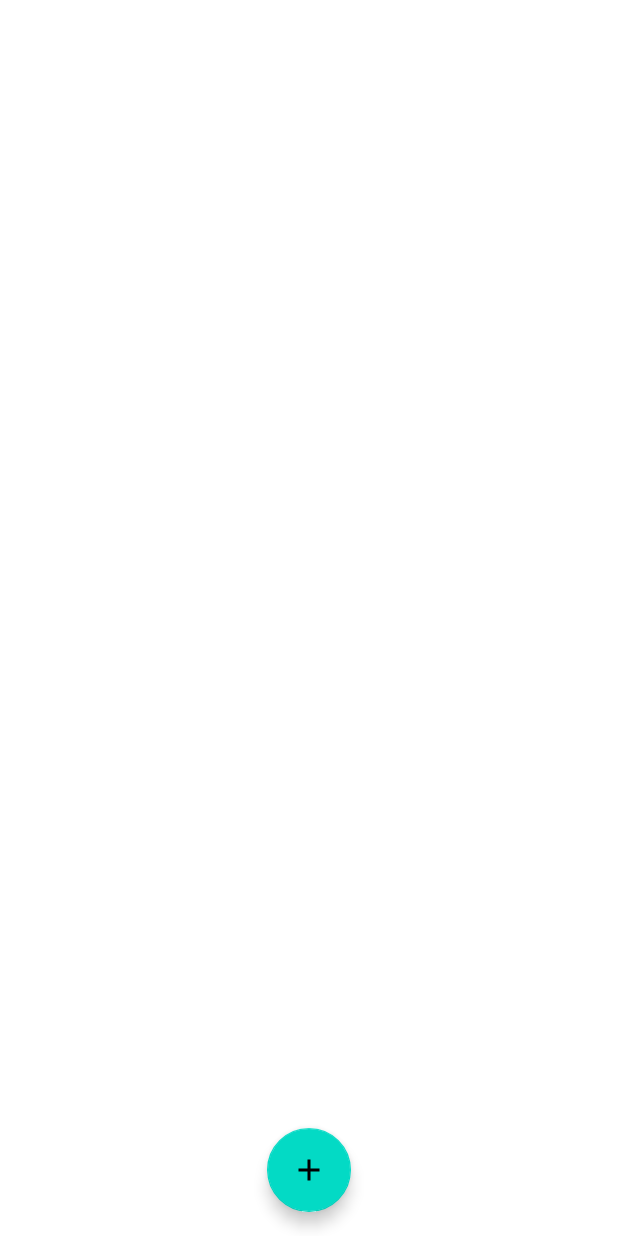
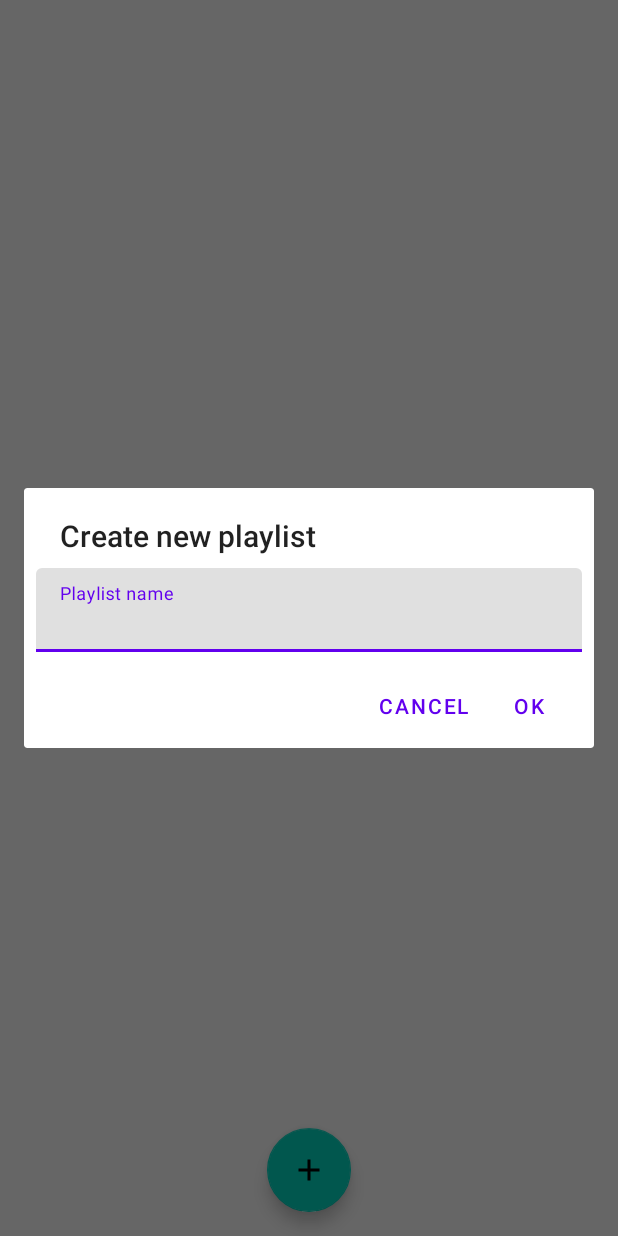
Before and after one commit to j-piasecki/BeatPace, an Android app: the ManagePlaylistsFragment screen opened through its navigation route, after a tap on an icon or button, on a phone screen of 412 x 824 dp. Run offline under Robolectric (Android 15) with nearby library versions, the phone set to English and light mode, and no system bars; our stand-ins replace Room's generated code; 1 statement that could not run was skipped.

Commit message:
Add new playlist creation

```diff
--- a/app/src/main/java/io/beatpace/fragments/ManagePlaylistsFragment.kt
+++ b/app/src/main/java/io/beatpace/fragments/ManagePlaylistsFragment.kt
@@ -1,10 +1,14 @@
 package io.beatpace.fragments
 
 import android.os.Bundle
+import android.util.Log
 import androidx.fragment.app.Fragment
 import android.view.LayoutInflater
 import android.view.View
 import android.view.ViewGroup
+import android.widget.EditText
+import android.widget.Toast
+import androidx.appcompat.app.AlertDialog
 import androidx.fragment.app.activityViewModels
 import androidx.navigation.fragment.findNavController
 import androidx.recyclerview.widget.LinearLayoutManager
@@ -44,6 +48,29 @@ class ManagePlaylistsFragment : Fragment() {
     }
 
     private fun onAddPlaylistClick(view: View) {
-        TODO("Tworzenie nowych playlist")
+        val view = layoutInflater.inflate(R.layout.dialog_new_playlist, null)
+        val input = view.findViewById<EditText>(R.id.dialog_new_playlist_name)
+
+        val dialog = AlertDialog.Builder(requireContext())
+            .setView(view)
+            .setCancelable(true)
+            .setTitle(requireContext().getString(R.string.create_new_playlist))
+            .setNegativeButton(android.R.string.cancel) { dialog, _ ->
+                dialog.cancel()
+            }
+            .setPositiveButton(android.R.string.ok) { dialog, _ ->
+                val name = input.text.toString().trim()
+
+                if (name.isNotEmpty()) {
+                    val id = viewModel.getPlaylistManager().createPlaylist(name)
+
+                    findNavController().navigate(ManagePlaylistsFragmentDirections.actionManagePlaylistsFragmentToEditPlaylistFragment(id))
+                } else {
+                    Toast.makeText(context, requireContext().getString(R.string.no_playlist_selected), Toast.LENGTH_SHORT).show()
+                }
+            }
+            .create()
+
+        dialog.show()
     }
 }
--- /dev/null
+++ b/app/src/main/res/layout/dialog_new_playlist.xml
@@ -0,0 +1,18 @@
+<?xml version="1.0" encoding="utf-8"?>
+<RelativeLayout xmlns:android="http://schemas.android.com/apk/res/android"
+        android:layout_width="match_parent"
+        android:layout_height="match_parent"
+        android:padding="8dp">
+
+    <com.google.android.material.textfield.TextInputLayout
+            android:layout_width="match_parent"
+            android:layout_height="wrap_content"
+            android:hint="Playlist name">
+
+        <com.google.android.material.textfield.TextInputEditText
+                android:id="@+id/dialog_new_playlist_name"
+                android:layout_width="match_parent"
+                android:layout_height="wrap_content" />
+    </com.google.android.material.textfield.TextInputLayout>
+
+</RelativeLayout>
--- a/app/src/main/res/values/strings.xml
+++ b/app/src/main/res/values/strings.xml
@@ -1,4 +1,6 @@
 <resources>
     <string name="app_name">BeatPace</string>
     <string name="no_playlist_selected">No playlist selected</string>
+    <string name="create_new_playlist">Create new playlist</string>
+    <string name="name_cannot_be_empty">Name cannot be empty</string>
 </resources>
```
